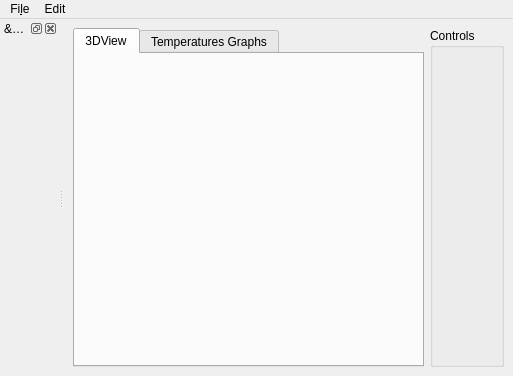
Qt form src/mainwindow.ui (KDE/atelier) before a commit.
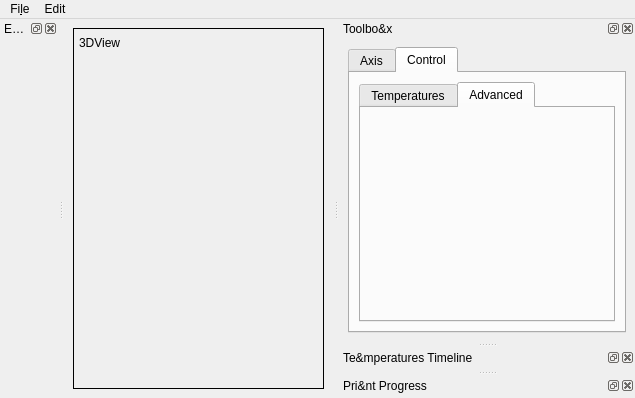
The same form after that commit. The open tabs and pages were chosen to show the change. Custom widgets are drawn as their Qt base class.

Diff of the .ui file:
```diff
--- a/src/mainwindow.ui
+++ b/src/mainwindow.ui
@@ -6,70 +6,33 @@
    <rect>
     <x>0</x>
     <y>0</y>
-    <width>513</width>
-    <height>376</height>
+    <width>635</width>
+    <height>398</height>
    </rect>
   </property>
   <property name="windowTitle">
    <string>Atelier</string>
   </property>
   <widget class="QWidget" name="centralwidget">
-   <layout class="QHBoxLayout" name="horizontalLayout">
-    <item>
-     <widget class="QTabWidget" name="tabWidget">
-      <property name="sizePolicy">
-       <sizepolicy hsizetype="MinimumExpanding" vsizetype="MinimumExpanding">
-        <horstretch>0</horstretch>
-        <verstretch>0</verstretch>
-       </sizepolicy>
+   <layout class="QGridLayout" name="gridLayout">
+    <item row="0" column="0">
+     <widget class="QFrame" name="frame">
+      <property name="frameShape">
+       <enum>QFrame::Box</enum>
       </property>
-      <property name="currentIndex">
-       <number>0</number>
-      </property>
-      <widget class="QWidget" name="threeDWidget">
-       <attribute name="title">
+      <widget class="QLabel" name="label">
+       <property name="geometry">
+        <rect>
+         <x>6</x>
+         <y>6</y>
+         <width>47</width>
+         <height>18</height>
+        </rect>
+       </property>
+       <property name="text">
         <string>3DView</string>
-       </attribute>
+       </property>
       </widget>
-      <widget class="PlotWidget" name="plotWidget">
-       <attribute name="title">
-        <string>Temperatures Graphs</string>
-       </attribute>
-      </widget>
-     </widget>
-    </item>
-    <item>
-     <widget class="QGroupBox" name="groupBox">
-      <property name="title">
-       <string>Controls</string>
-      </property>
-      <layout class="QVBoxLayout" name="verticalLayout">
-       <item>
-        <widget class="PushGCodeWidget" name="pushGCodeWidget" native="true"/>
-       </item>
-       <item>
-        <widget class="BedExtruderWidget" name="bedExtWidget" native="true"/>
-       </item>
-       <item>
-        <widget class="RatesControlWidget" name="ratesControlWidget" native="true"/>
-       </item>
-       <item>
-        <widget class="PrintProgressWidget" name="printProgressWidget" native="true"/>
-       </item>
-       <item>
-        <spacer name="verticalSpacer">
-         <property name="orientation">
-          <enum>Qt::Vertical</enum>
-         </property>
-         <property name="sizeHint" stdset="0">
-          <size>
-           <width>20</width>
-           <height>40</height>
-          </size>
-         </property>
-        </spacer>
-       </item>
-      </layout>
      </widget>
     </item>
    </layout>
@@ -79,7 +42,7 @@
     <rect>
      <x>0</x>
      <y>0</y>
-     <width>513</width>
+     <width>635</width>
      <height>30</height>
     </rect>
    </property>
@@ -98,21 +61,107 @@
   </widget>
   <widget class="QDockWidget" name="gcodeDockWidget">
    <property name="windowTitle">
-    <string>&amp;GCodeEditor</string>
+    <string>Edit &amp;GCode</string>
    </property>
    <attribute name="dockWidgetArea">
     <number>1</number>
    </attribute>
    <widget class="GCodeEditorWidget" name="gcodeEditorWidget"/>
   </widget>
+  <widget class="QDockWidget" name="toolboxDockWidget">
+   <property name="windowTitle">
+    <string>Toolbo&amp;x</string>
+   </property>
+   <attribute name="dockWidgetArea">
+    <number>2</number>
+   </attribute>
+   <widget class="QWidget" name="dockWidgetContents">
+    <layout class="QVBoxLayout" name="verticalLayout">
+     <item>
+      <widget class="QTabWidget" name="toolboxTabWidget">
+       <property name="currentIndex">
+        <number>0</number>
+       </property>
+       <widget class="QWidget" name="axisTab">
+        <attribute name="title">
+         <string>Axis</string>
+        </attribute>
+        <layout class="QVBoxLayout" name="verticalLayout_5">
+         <item>
+          <widget class="PrinterHotendPositionVisualController" name="axisViewWidget"/>
+         </item>
+        </layout>
+       </widget>
+       <widget class="QWidget" name="controlTab">
+        <attribute name="title">
+         <string>Control</string>
+        </attribute>
+        <layout class="QVBoxLayout" name="verticalLayout_4">
+         <item>
+          <widget class="QTabWidget" name="controlTabWidget">
+           <property name="currentIndex">
+            <number>0</number>
+           </property>
+           <widget class="BedExtruderWidget" name="bedExtWidget">
+            <attribute name="title">
+             <string>Temperatures</string>
+            </attribute>
+           </widget>
+           <widget class="QWidget" name="printerAdvanced">
+            <attribute name="title">
+             <string>Advanced</string>
+            </attribute>
+            <layout class="QVBoxLayout" name="verticalLayout_6">
+             <item>
+              <widget class="PushGCodeWidget" name="pushGCodeWidget" native="true"/>
+             </item>
+             <item>
+              <widget class="RatesControlWidget" name="ratesControlWidget" native="true"/>
+             </item>
+             <item>
+              <spacer name="verticalSpacer">
+               <property name="orientation">
+                <enum>Qt::Vertical</enum>
+               </property>
+               <property name="sizeHint" stdset="0">
+                <size>
+                 <width>20</width>
+                 <height>40</height>
+                </size>
+               </property>
+              </spacer>
+             </item>
+            </layout>
+           </widget>
+          </widget>
+         </item>
+        </layout>
+       </widget>
+      </widget>
+     </item>
+    </layout>
+   </widget>
+  </widget>
+  <widget class="QDockWidget" name="plotDockWidget">
+   <property name="windowTitle">
+    <string>Te&amp;mperatures Timeline</string>
+   </property>
+   <attribute name="dockWidgetArea">
+    <number>2</number>
+   </attribute>
+   <widget class="PlotWidget" name="plotWidget"/>
+  </widget>
+  <widget class="QDockWidget" name="printProgressDockWidget">
+   <property name="windowTitle">
+    <string>Pri&amp;nt Progress</string>
+   </property>
+   <attribute name="dockWidgetArea">
+    <number>2</number>
+   </attribute>
+   <widget class="PrintProgressWidget" name="printProgressWidget"/>
+  </widget>
  </widget>
  <customwidgets>
-  <customwidget>
-   <class>BedExtruderWidget</class>
-   <extends>QWidget</extends>
-   <header>widgets/bedextruderwidget.h</header>
-   <container>1</container>
-  </customwidget>
   <customwidget>
    <class>GCodeEditorWidget</class>
    <extends>QWidget</extends>
@@ -125,12 +174,6 @@
    <header>widgets/plotwidget.h</header>
    <container>1</container>
   </customwidget>
-  <customwidget>
-   <class>PushGCodeWidget</class>
-   <extends>QWidget</extends>
-   <header>widgets/pushgcodewidget.h</header>
-   <container>1</container>
-  </customwidget>
   <customwidget>
    <class>RatesControlWidget</class>
    <extends>QWidget</extends>
@@ -143,6 +186,23 @@
    <header>widgets/printprogresswidget.h</header>
    <container>1</container>
   </customwidget>
+  <customwidget>
+   <class>PrinterHotendPositionVisualController</class>
+   <extends>QGraphicsView</extends>
+   <header>widgets/printerhostpositionvisualcontroller.h</header>
+  </customwidget>
+  <customwidget>
+   <class>BedExtruderWidget</class>
+   <extends>QWidget</extends>
+   <header>widgets/bedextruderwidget.h</header>
+   <container>1</container>
+  </customwidget>
+  <customwidget>
+   <class>PushGCodeWidget</class>
+   <extends>QWidget</extends>
+   <header>widgets/pushgcodewidget.h</header>
+   <container>1</container>
+  </customwidget>
  </customwidgets>
  <resources/>
  <connections/>
```
